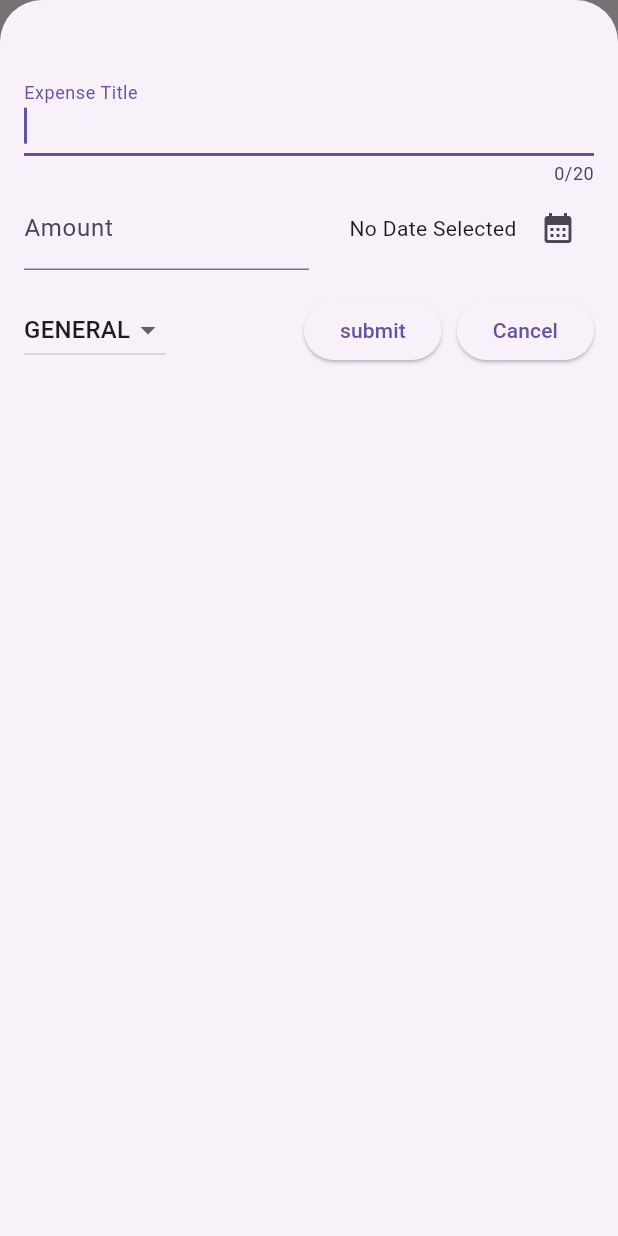
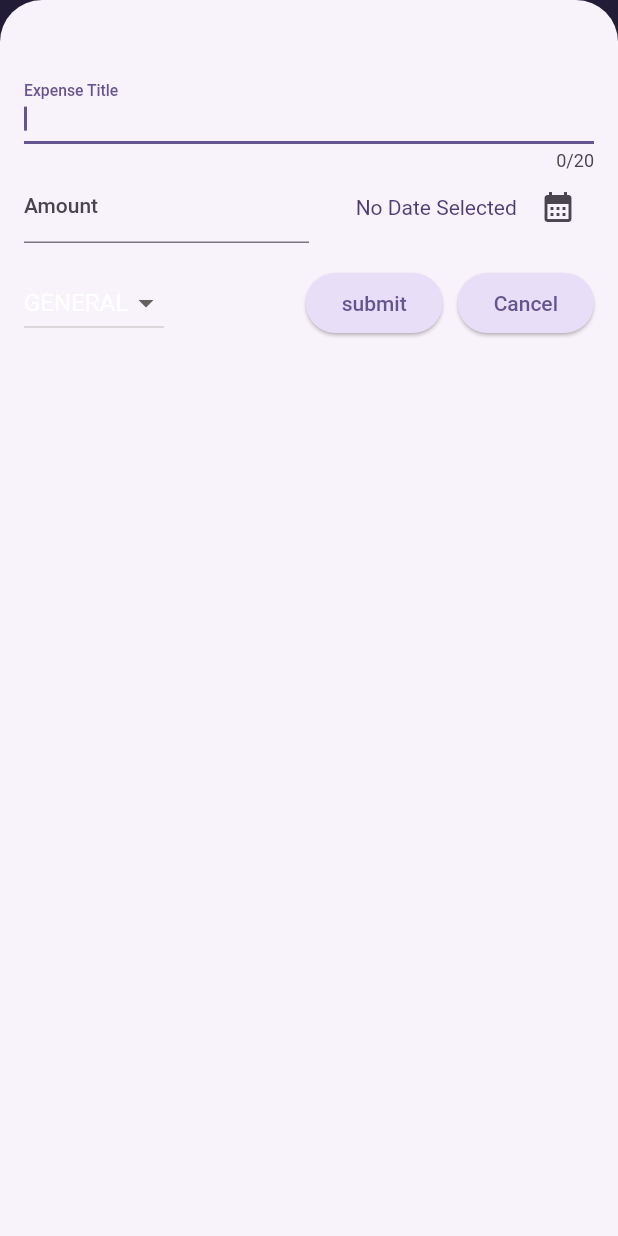
Before and after one commit to mrrapp/Expense-Tracker, a Flutter app: the screen it shows after launch, after a tap on the "add" icon, on a phone screen of 412 x 824 dp. Run offline on Flutter 3.47's test engine with Material 2 defaults, Android fonts, the phone set to English and light mode, and no system bars.

Commit message:
Added themes to app

```diff
--- a/lib/main.dart
+++ b/lib/main.dart
@@ -1,11 +1,59 @@
 import 'package:flutter/material.dart';
 import 'package:my_expenses/widgets/expenses.dart';
 
+var kColorScheme = ColorScheme.fromSeed(
+  seedColor: const Color.fromARGB(255, 96, 59, 181),
+);
+var kDarkColorScheme = ColorScheme.fromSeed(
+  seedColor: const Color.fromARGB(255, 5, 99, 125),
+);
 void main() {
   runApp(
-     MaterialApp(
-      theme: ThemeData(useMaterial3: true),
-      home:const Expenses(),
+    MaterialApp(
+      darkTheme: ThemeData.dark().copyWith(
+        useMaterial3: true,
+        colorScheme: kDarkColorScheme,
+      ),
+      theme: ThemeData().copyWith(
+        useMaterial3: true,
+        colorScheme: kColorScheme,
+        appBarTheme: const AppBarTheme().copyWith(
+          backgroundColor: kColorScheme.onPrimaryContainer,
+          foregroundColor: kColorScheme.primaryContainer,
+          // actionsIconTheme: const IconThemeData().copyWith(
+          //   color: kColorScheme.onSecondary,
+          // ),
+        ),
+        cardTheme: const CardTheme().copyWith(
+          color: kColorScheme.secondaryContainer,
+          margin: const EdgeInsets.symmetric(
+            horizontal: 24,
+            vertical: 8,
+          ),
+        ),
+        elevatedButtonTheme: ElevatedButtonThemeData(
+          style: ElevatedButton.styleFrom(
+            backgroundColor: kColorScheme.secondaryContainer,
+          ),
+        ),
+        textTheme: const TextTheme().copyWith(
+          titleLarge: TextStyle(
+            fontSize: 18,
+            color: kColorScheme.secondary,
+          ),
+          bodyMedium: TextStyle(
+            color: kColorScheme.onPrimaryContainer,
+          ),
+          bodySmall: const TextStyle(
+            color: Colors.black,
+          ),
+          displaySmall: const TextStyle(
+            color: Colors.black,
+          ),
+        ),
+      ),
+      themeMode: ThemeMode.system,
+      home: const Expenses(),
     ),
   );
 }
```
